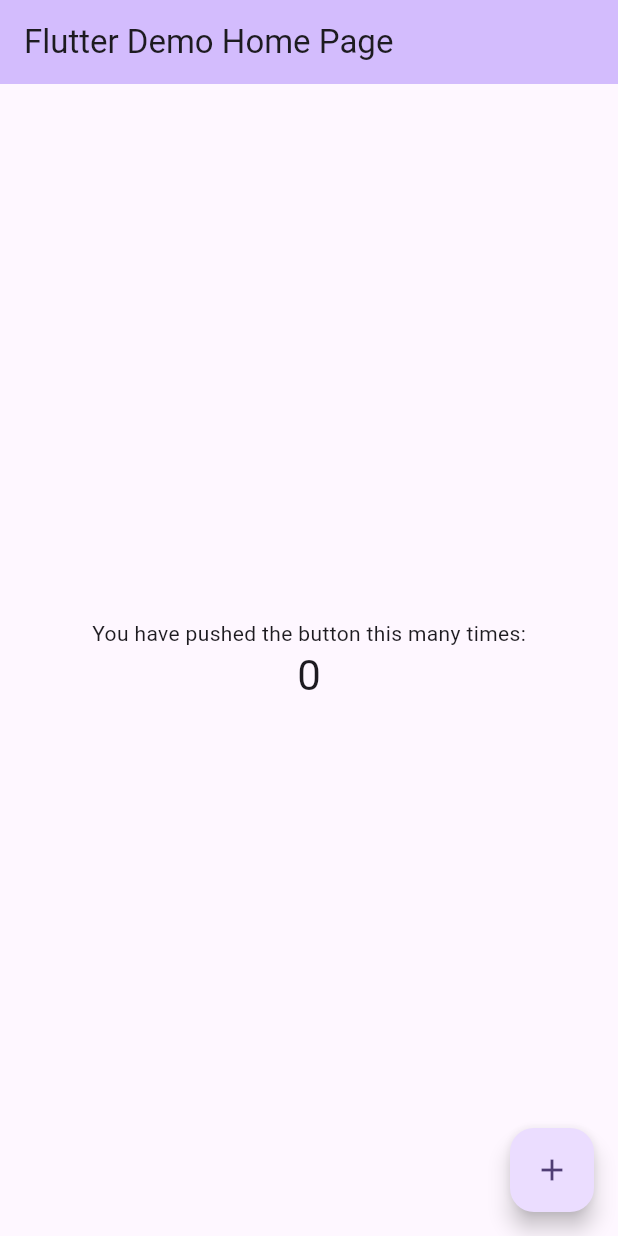
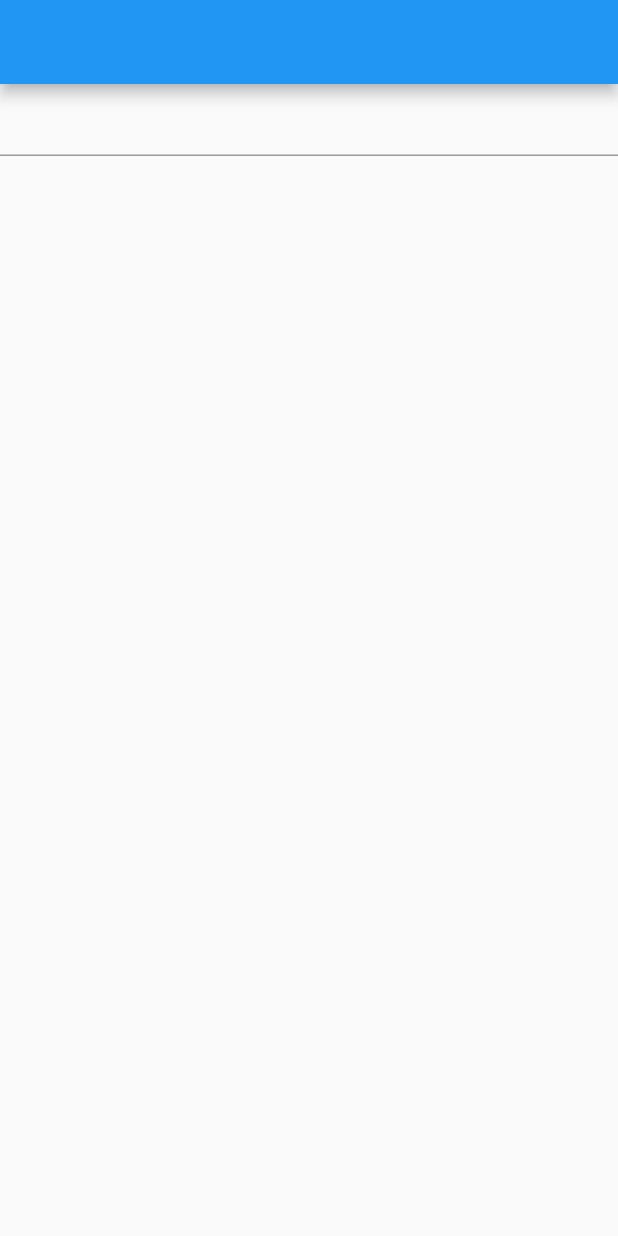
Before and after one commit to jiahaog/repro_keypad_bug, a Flutter app: the screen it shows after launch, on a phone screen of 412 x 824 dp. Run offline on Flutter 3.47's test engine with Material 2 defaults, Android fonts, the phone set to English and light mode, and no system bars.

Commit message:
Repro for https://github.com/flutter/flutter/issues/122441

```diff
--- a/lib/main.dart
+++ b/lib/main.dart
@@ -1,125 +1,12 @@
 import 'package:flutter/material.dart';
 
-void main() {
-  runApp(const MyApp());
-}
-
-class MyApp extends StatelessWidget {
-  const MyApp({super.key});
-
-  // This widget is the root of your application.
-  @override
-  Widget build(BuildContext context) {
-    return MaterialApp(
-      title: 'Flutter Demo',
-      theme: ThemeData(
-        // This is the theme of your application.
-        //
-        // TRY THIS: Try running your application with "flutter run". You'll see
-        // the application has a blue toolbar. Then, without quitting the app,
-        // try changing the seedColor in the colorScheme below to Colors.green
-        // and then invoke "hot reload" (save your changes or press the "hot
-        // reload" button in a Flutter-supported IDE, or press "r" if you used
-        // the command line to start the app).
-        //
-        // Notice that the counter didn't reset back to zero; the application
-        // state is not lost during the reload. To reset the state, use hot
-        // restart instead.
-        //
-        // This works for code too, not just values: Most code changes can be
-        // tested with just a hot reload.
-        colorScheme: ColorScheme.fromSeed(seedColor: Colors.deepPurple),
-        useMaterial3: true,
-      ),
-      home: const MyHomePage(title: 'Flutter Demo Home Page'),
-    );
-  }
-}
-
-class MyHomePage extends StatefulWidget {
-  const MyHomePage({super.key, required this.title});
-
-  // This widget is the home page of your application. It is stateful, meaning
-  // that it has a State object (defined below) that contains fields that affect
-  // how it looks.
-
-  // This class is the configuration for the state. It holds the values (in this
-  // case the title) provided by the parent (in this case the App widget) and
-  // used by the build method of the State. Fields in a Widget subclass are
-  // always marked "final".
-
-  final String title;
-
-  @override
-  State<MyHomePage> createState() => _MyHomePageState();
-}
-
-class _MyHomePageState extends State<MyHomePage> {
-  int _counter = 0;
-
-  void _incrementCounter() {
-    setState(() {
-      // This call to setState tells the Flutter framework that something has
-      // changed in this State, which causes it to rerun the build method below
-      // so that the display can reflect the updated values. If we changed
-      // _counter without calling setState(), then the build method would not be
-      // called again, and so nothing would appear to happen.
-      _counter++;
-    });
-  }
-
-  @override
-  Widget build(BuildContext context) {
-    // This method is rerun every time setState is called, for instance as done
-    // by the _incrementCounter method above.
-    //
-    // The Flutter framework has been optimized to make rerunning build methods
-    // fast, so that you can just rebuild anything that needs updating rather
-    // than having to individually change instances of widgets.
-    return Scaffold(
-      appBar: AppBar(
-        // TRY THIS: Try changing the color here to a specific color (to
-        // Colors.amber, perhaps?) and trigger a hot reload to see the AppBar
-        // change color while the other colors stay the same.
-        backgroundColor: Theme.of(context).colorScheme.inversePrimary,
-        // Here we take the value from the MyHomePage object that was created by
-        // the App.build method, and use it to set our appbar title.
-        title: Text(widget.title),
-      ),
-      body: Center(
-        // Center is a layout widget. It takes a single child and positions it
-        // in the middle of the parent.
-        child: Column(
-          // Column is also a layout widget. It takes a list of children and
-          // arranges them vertically. By default, it sizes itself to fit its
-          // children horizontally, and tries to be as tall as its parent.
-          //
-          // Column has various properties to control how it sizes itself and
-          // how it positions its children. Here we use mainAxisAlignment to
-          // center the children vertically; the main axis here is the vertical
-          // axis because Columns are vertical (the cross axis would be
-          // horizontal).
-          //
-          // TRY THIS: Invoke "debug painting" (choose the "Toggle Debug Paint"
-          // action in the IDE, or press "p" in the console), to see the
-          // wireframe for each widget.
-          mainAxisAlignment: MainAxisAlignment.center,
-          children: <Widget>[
-            const Text(
-              'You have pushed the button this many times:',
-            ),
-            Text(
-              '$_counter',
-              style: Theme.of(context).textTheme.headlineMedium,
-            ),
-          ],
+void main() => runApp(
+      MaterialApp(
+        home: Scaffold(
+          appBar: AppBar(),
+          body: TextField(
+            keyboardType: TextInputType.phone,
+          ),
         ),
       ),
-      floatingActionButton: FloatingActionButton(
-        onPressed: _incrementCounter,
-        tooltip: 'Increment',
-        child: const Icon(Icons.add),
-      ), // This trailing comma makes auto-formatting nicer for build methods.
     );
-  }
-}
```
Also changed, not shown: 6 other files.
